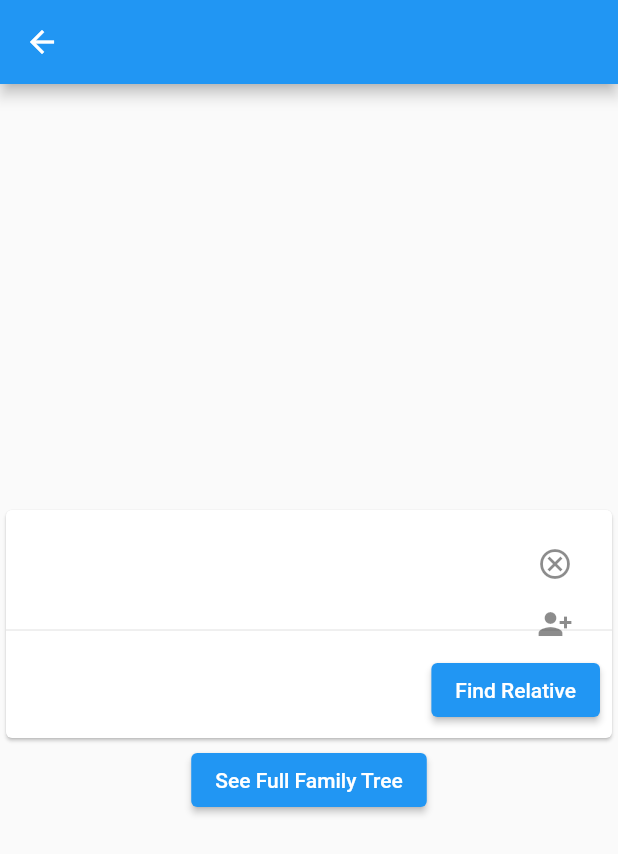
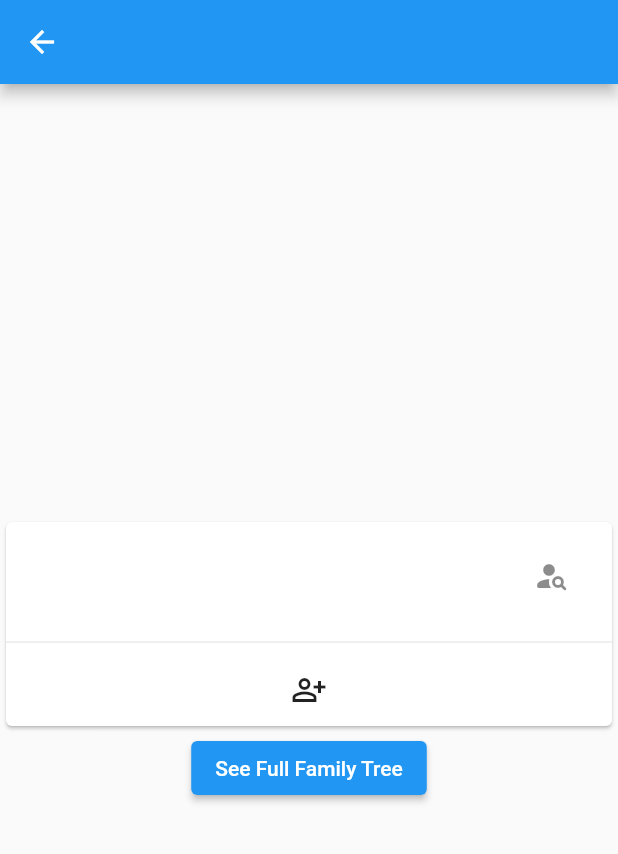
Before and after one commit to rfgmendoza/mendoza_family_app, a Flutter app: the SearchPage screen opened directly with empty values, on a phone screen of 412 x 824 dp. Shown: the top 854 px of the screen. Run offline on Flutter 3.47's test engine with Material 2 defaults, Android fonts, the phone set to English and light mode, and no system bars; our stand-ins replace shared_preferences; missing offline and left inert: graphview; accounts and stored records are empty.

Commit message:
add trailing buttons for search page

```diff
--- a/lib/pages/search_page.dart
+++ b/lib/pages/search_page.dart
@@ -38,19 +38,15 @@ class _SearchPageState extends State<SearchPage> {
           mainAxisAlignment: MainAxisAlignment.center,
           children: [
             personTile(sourcePerson,
-                trailing: SizedBox(
-                  width: 50.0,
-                  child: ButtonBar(
-                    mainAxisSize: MainAxisSize.min,
-                    children: [
-                      IconButton(
+                trailing: sourcePerson.id != widget.user.id
+                    ? IconButton(
                         onPressed: () {
                           setState(() {
                             sourcePerson = widget.user;
                           });
                         },
-                          icon: const Icon(Icons.cancel_outlined)),
-                      IconButton(
+                        icon: const Icon(Icons.person_off_rounded))
+                    : IconButton(
                         onPressed: () {
                           _openPeoplePicker().then((value) => {
                                 if (value != null)
@@ -61,10 +57,7 @@ class _SearchPageState extends State<SearchPage> {
                                   }
                               });
                         },
-                          icon: const Icon(Icons.person_add_alt_1))
-                    ],
-                  ),
-                )),
+                        icon: const Icon(Icons.person_search_rounded))),
             const Divider(),
             person != null
                 ? Column(
@@ -72,22 +65,33 @@ class _SearchPageState extends State<SearchPage> {
                       Text(getRelationshipDescription(
                           sourcePerson.id, person.id)),
                       const Divider(),
-                      personTile(person),
+                      personTile(
+                        person,
+                        trailing: IconButton(
+                            onPressed: () {
+                              _openPeoplePicker().then((value) => {
+                                    if (value != null)
+                                      {
+                                        setState(() {
+                                          sourcePerson = value as FamilyPerson;
+                                        })
+                                      }
+                                  });
+                            },
+                            icon: const Icon(Icons.person_search_rounded)),
+                      )
                     ],
                   )
-                : Container(),
-          ],
-        ),
-        ButtonBar(
-          children: [
-            ElevatedButton(
-              child: const Text("Find Relative"),
+                : Center(
+                    child: IconButton(
+                      icon: const Icon(Icons.person_add_alt_outlined),
                       onPressed: () {
                         _openPeoplePicker().then((value) => setState(() {
                               targetPerson = value as FamilyPerson?;
                             }));
                       },
                     ),
+                  )
           ],
         )
       ]),
--- a/lib/util/common_widgets.dart
+++ b/lib/util/common_widgets.dart
@@ -4,8 +4,17 @@ import 'common_util.dart';
 
 Widget personTile(FamilyPerson person, {Widget? trailing}) {
   return ListTile(
-      title: Text(person.name),
-      subtitle: Text(person.spouse),
+      title: Text(
+        person.name,
+        textAlign: TextAlign.start,
+      ),
+      subtitle: Padding(
+        padding: const EdgeInsets.symmetric(horizontal: 16.0),
+        child: Text(
+          person.spouse,
+          textAlign: TextAlign.end,
+        ),
+      ),
       leading: Column(
           mainAxisAlignment: MainAxisAlignment.center,
           children: <Widget>[Text(person.id)]),
```
Lines whose indentation alone changed are shown as unchanged.
